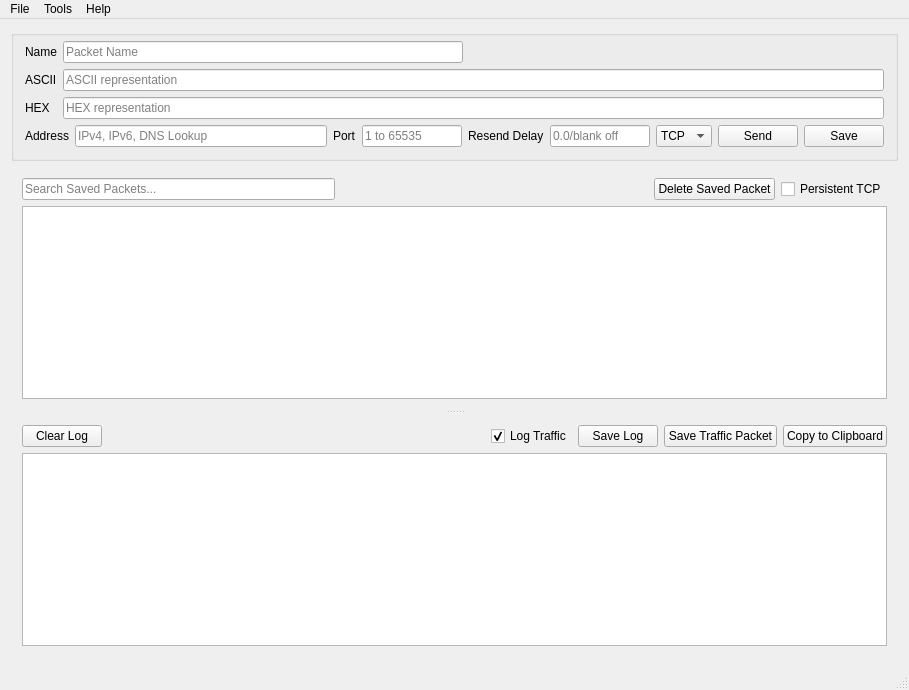
Old version of the form Qt/my_programm/_Other/PacketSender/src/ui/mainwindow.ui in the repository RinatB2017/mega_GIT.
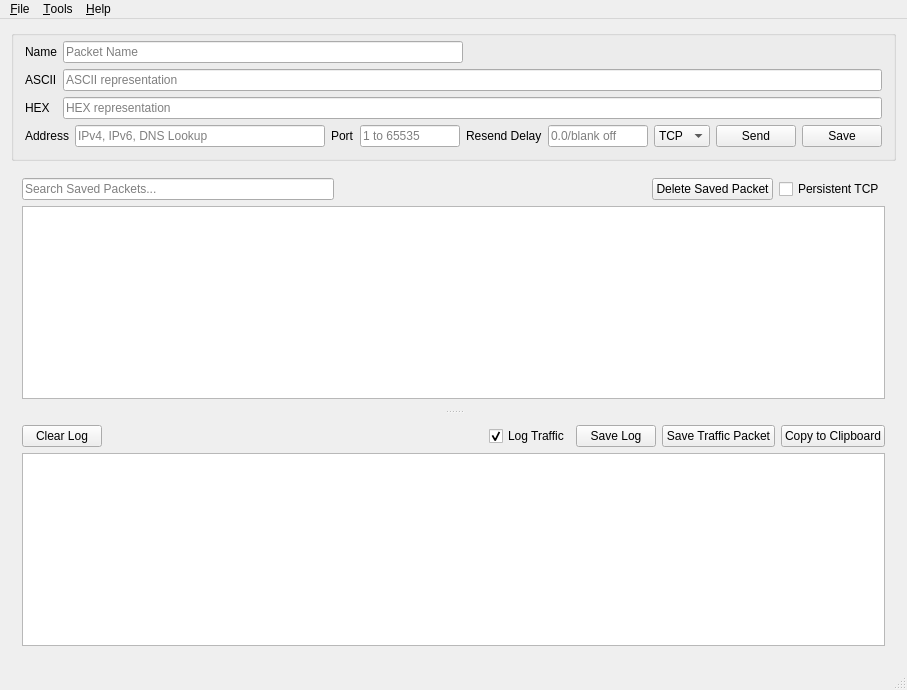
New version of the form. Icons and pictures are not drawn.

```diff
--- a/Qt/my_programm/_Other/PacketSender/src/ui/mainwindow.ui
+++ b/Qt/my_programm/_Other/PacketSender/src/ui/mainwindow.ui
@@ -6,7 +6,7 @@
    <rect>
     <x>0</x>
     <y>0</y>
-    <width>909</width>
+    <width>907</width>
     <height>690</height>
    </rect>
   </property>
@@ -351,13 +351,13 @@
     <rect>
      <x>0</x>
      <y>0</y>
-     <width>909</width>
-     <height>22</height>
+     <width>907</width>
+     <height>24</height>
     </rect>
    </property>
    <widget class="QMenu" name="menuFile">
     <property name="title">
-     <string>File</string>
+     <string>&amp;File</string>
     </property>
     <addaction name="actionSettings"/>
     <addaction name="actionImport_Packets"/>
@@ -366,13 +366,13 @@
    </widget>
    <widget class="QMenu" name="menuHelp">
     <property name="title">
-     <string>Help</string>
+     <string>&amp;Help</string>
     </property>
     <addaction name="actionAbout"/>
    </widget>
    <widget class="QMenu" name="menuTools">
     <property name="title">
-     <string>Tools</string>
+     <string>&amp;Tools</string>
     </property>
     <addaction name="actionSubnet_Calculator"/>
    </widget>
```
Left out of the diff: 18 changed lines with no effect on the pictures.
